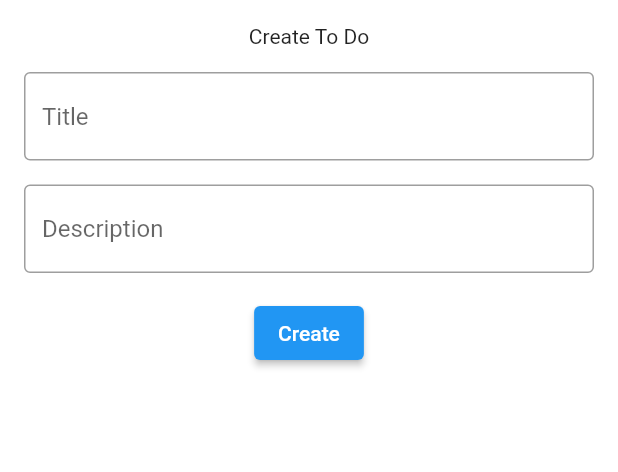
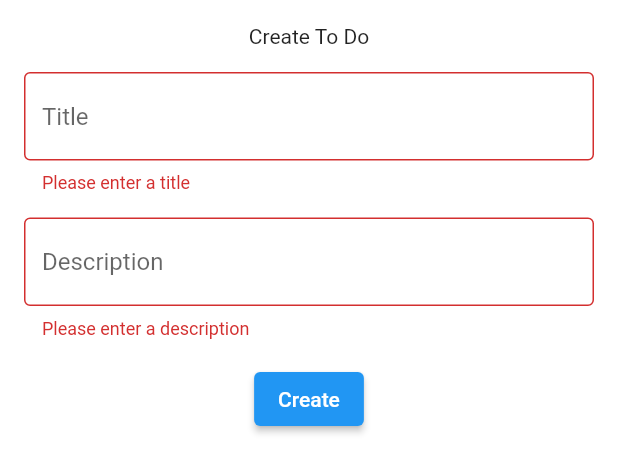
Before and after one commit to Flutter-OJT/Tutorials, a Flutter app: the TodoFormScreen widget shown alone on an empty page, opened directly with empty values, after a tap on "Create", on a phone screen of 412 x 824 dp. Shown: the top 472 px of the screen. Run offline on Flutter 3.47's test engine with Material 2 defaults, Android fonts, the phone set to English and light mode, and no system bars; our stand-ins replace flutter_svg.

Commit message:
committing tutorial04

```diff
--- a/lib/Screens/Todo/todo_form_screen.dart
+++ b/lib/Screens/Todo/todo_form_screen.dart
@@ -1,7 +1,6 @@
 import 'package:flutter/material.dart';
 
-class TodoFormScreen extends StatelessWidget {
-  final formKey = GlobalKey<FormState>();
+class TodoFormScreen extends StatefulWidget {
   final TextEditingController titleController;
   final TextEditingController desController;
   final Function(String, String) onCreate;
@@ -13,33 +12,54 @@ class TodoFormScreen extends StatelessWidget {
   });
 
   @override
+  State<TodoFormScreen> createState() => _TodoFormScreenState();
+}
+
+class _TodoFormScreenState extends State<TodoFormScreen> {
+  final GlobalKey<FormState> _formKey = GlobalKey<FormState>();
+
+  @override
   Widget build(BuildContext context) {
     return FractionallySizedBox(
-      heightFactor: 0.6,
+      heightFactor: 0.7,
       child: Container(
         padding: EdgeInsets.all(16),
         color: Colors.white,
+        child: Form(
+          key: _formKey,
           child: Column(
             children: [
               Text('Create To Do'),
               SizedBox(
                 height: 16,
               ),
-            TextField(
-              controller: titleController,
+              TextFormField(
+                controller: widget.titleController,
+                validator: (value) {
+                  if (value == null || value.isEmpty) {
+                    return 'Please enter a title';
+                  }
+                  return null;
+                },
                 decoration: InputDecoration(
                   border: OutlineInputBorder(),
-                hintText: ('Title'),
+                  hintText: 'Title',
                 ),
               ),
               SizedBox(
                 height: 16,
               ),
-            TextField(
-              controller: desController,
+              TextFormField(
+                controller: widget.desController,
+                validator: (value) {
+                  if (value == null || value.isEmpty) {
+                    return 'Please enter a description';
+                  }
+                  return null;
+                },
                 decoration: InputDecoration(
                   border: OutlineInputBorder(),
-                hintText: ('Description'),
+                  hintText: 'Description',
                 ),
               ),
               SizedBox(
@@ -47,10 +67,10 @@ class TodoFormScreen extends StatelessWidget {
               ),
               ElevatedButton(
                 onPressed: () {
-                String title = titleController.text.trim();
-                String description = desController.text.trim();
-                if (title.isNotEmpty && description.isNotEmpty) {
-                  onCreate(title, description);
+                  if (_formKey.currentState!.validate()) {
+                    String title = widget.titleController.text.trim();
+                    String description = widget.desController.text.trim();
+                    widget.onCreate(title, description);
                     Navigator.pop(context);
                   }
                 },
@@ -59,6 +79,7 @@ class TodoFormScreen extends StatelessWidget {
             ],
           ),
         ),
+      ),
     );
   }
 }
```
Also changed, not shown: lib/Screens/home_screen.dart (+31 -13 lines). Lines whose indentation alone changed are shown as unchanged.
